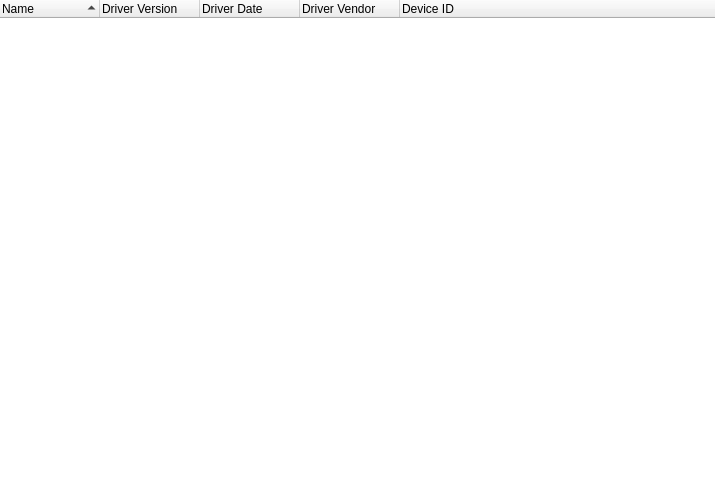
Old version of the form source/client/ui/sys_info_widget_devices.ui in the repository dchapyshev/aspia.
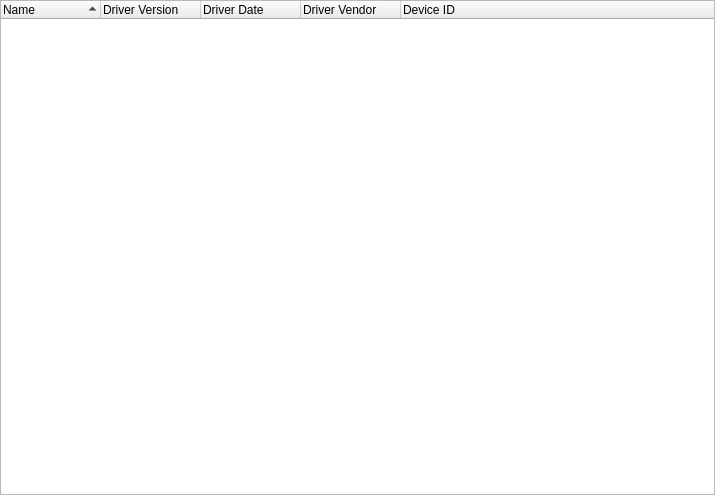
New version of the form.

Diff of the .ui file:
```diff
--- a/source/client/ui/sys_info_widget_devices.ui
+++ b/source/client/ui/sys_info_widget_devices.ui
@@ -31,9 +31,6 @@
      <property name="contextMenuPolicy">
       <enum>Qt::CustomContextMenu</enum>
      </property>
-     <property name="frameShape">
-      <enum>QFrame::NoFrame</enum>
-     </property>
      <property name="showDropIndicator" stdset="0">
       <bool>false</bool>
      </property>
```
